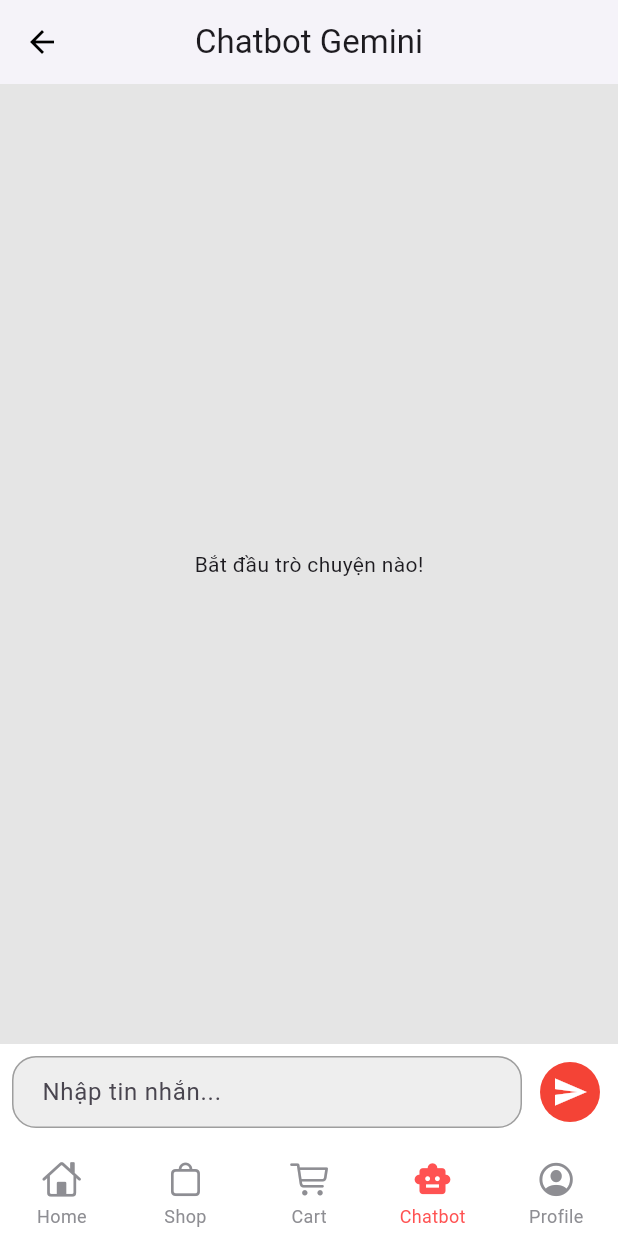
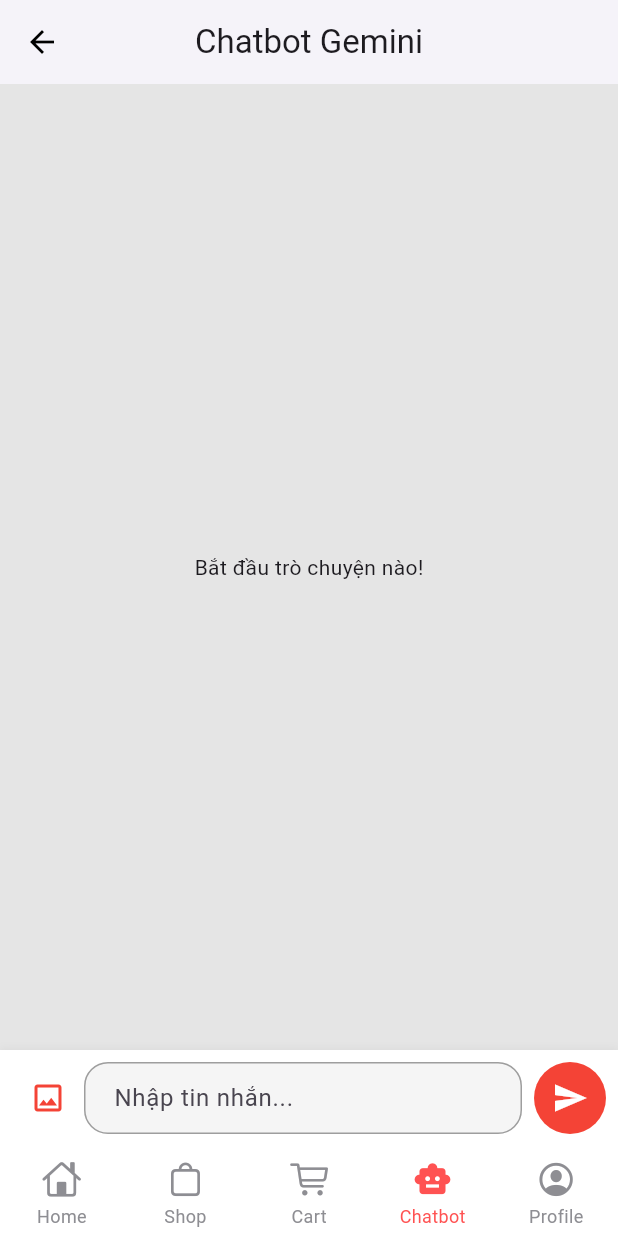
Before and after one commit to namxoai2308/SmartBuy, a Flutter app: the BottomNavbar screen opened by its route, item 4 of the bottom bar chosen, on a phone screen of 412 x 824 dp. Run offline on Flutter 3.47's test engine with Material 3 defaults, Android fonts, the phone set to English and light mode, and no system bars; drawn by our look-alikes of persistent_bottom_nav_bar_v2; our stand-ins replace cloud_firestore, dio, firebase_auth, firebase_core, flutter_bloc, flutter_rating_bar and 3 more; missing offline and left inert: flutter_stripe; accounts and stored records are empty; network calls fail.

Commit message:
add cart

```diff
--- a/lib/controllers/chatbot/chatbot_state.dart
+++ b/lib/controllers/chatbot/chatbot_state.dart
@@ -3,9 +3,7 @@ class ChatbotState {
 
   ChatbotState({required this.messages});
 
-  factory ChatbotState.initial() {
-    return ChatbotState(messages: []);
-  }
+  factory ChatbotState.initial() => ChatbotState(messages: []);
 
   ChatbotState copyWith({List<Map<String, String>>? messages}) {
     return ChatbotState(messages: messages ?? this.messages);
--- a/lib/models/add_to_cart_model.dart
+++ b/lib/models/add_to_cart_model.dart
@@ -2,7 +2,7 @@ class AddToCartModel {
   final String id;
   final String productId;
   final String title;
-  final int price;
+  final double price;
   final int quantity;
   final String imgUrl;
   final int discountValue;
@@ -20,6 +20,30 @@ class AddToCartModel {
     this.color = 'Black',
     required this.size,
   });
+
+  AddToCartModel copyWith({
+    String? id,
+    String? productId,
+    String? title,
+    double? price,
+    int? quantity,
+    String? imgUrl,
+    int? discountValue,
+    String? color,
+    String? size,
+  }) {
+    return AddToCartModel(
+      id: id ?? this.id,
+      productId: productId ?? this.productId,
+      title: title ?? this.title,
+      price: price ?? this.price,
+      quantity: quantity ?? this.quantity,
+      imgUrl: imgUrl ?? this.imgUrl,
+      discountValue: discountValue ?? this.discountValue,
+      color: color ?? this.color,
+      size: size ?? this.size,
+    );
+  }
 
   Map<String, dynamic> toMap() {
     final result = <String, dynamic>{};
@@ -42,7 +66,7 @@ class AddToCartModel {
       id: documentId,
       title: map['title'] ?? '',
       productId: map['productId'] ?? '',
-      price: map['price']?.toInt() ?? 0,
+      price: map['price']?.toDouble() ?? 0.0,
       quantity: map['quantity']?.toInt() ?? 0,
       imgUrl: map['imgUrl'] ?? '',
       discountValue: map['discountValue']?.toInt() ?? 0,
--- a/lib/utilities/router.dart
+++ b/lib/utilities/router.dart
@@ -12,6 +12,7 @@ import 'package:flutter_ecommerce/views/pages/checkout/payment_methods_page.dart
 import 'package:flutter_ecommerce/views/pages/checkout/shipping_addresses_page.dart';
 import 'package:flutter_ecommerce/views/pages/auth_page.dart';
 import 'package:flutter_ecommerce/views/pages/product_details.dart';
+import 'package:flutter_ecommerce/views/pages/checkout/order_success_page.dart';
 
 Route<dynamic> onGenerate(RouteSettings settings) {
   switch (settings.name) {
@@ -73,6 +74,13 @@ Route<dynamic> onGenerate(RouteSettings settings) {
         ),
         settings: settings,
       );
+
+    case AppRoutes.orderSuccessRoute:
+          return CupertinoPageRoute(
+            builder: (_) => const OrderSuccessPage(), // Tạo instance của trang thành công
+            settings: settings,
+          );
+
     case AppRoutes.addShippingAddressRoute:
       final args = settings.arguments as AddShippingAddressArgs;
       final checkoutCubit = args.checkoutCubit;
--- a/lib/utilities/routes.dart
+++ b/lib/utilities/routes.dart
@@ -8,4 +8,5 @@ class AppRoutes {
   static const String addShippingAddressRoute =
       '/checkout/add-shipping-address';
   static const String paymentMethodsRoute = '/checkout/payment-methods';
+  static const String orderSuccessRoute = '/order-success';
 }
--- a/lib/views/pages/bottom_navbar.dart
+++ b/lib/views/pages/bottom_navbar.dart
@@ -8,6 +8,8 @@ import 'package:flutter_ecommerce/views/pages/home_page.dart';
 import 'package:flutter_ecommerce/views/pages/profle_page.dart';
 import 'package:persistent_bottom_nav_bar_v2/persistent_bottom_nav_bar_v2.dart';
 import 'chatbot_page.dart';
+import 'chatbot_wrapper.dart';
+
 
 class BottomNavbar extends StatefulWidget {
   const BottomNavbar({super.key});
@@ -38,7 +40,7 @@ class _BottomNavbarState extends State<BottomNavbar> {
         },
         child: const CartPage(),
       ),
-      const ChatbotPage(),
+      ChatbotWrapper(uid: 'your-uid'),
       const ProfilePage()
     ];
   }
--- a/lib/views/pages/cart_page.dart
+++ b/lib/views/pages/cart_page.dart
@@ -72,7 +72,10 @@ class CartPage extends StatelessWidget {
                         itemBuilder: (BuildContext context, int i) {
                           final cartItem = cartProducts[i];
                           return CartListItem(
-                            cartItem: cartItem,
+                          cartItem: cartItem,
+                            onRemove: () {
+                                    cartCubit.removeFromCart(cartItem); // gọi Cubit để xoá
+                                  },
                           );
                         },
                       ),
--- a/lib/views/pages/chatbot_page.dart
+++ b/lib/views/pages/chatbot_page.dart
@@ -8,11 +8,9 @@ class ChatbotPage extends StatelessWidget {
 
   @override
   Widget build(BuildContext context) {
-    final TextEditingController textController = TextEditingController();
+    final textController = TextEditingController();
 
-    return BlocProvider(
-      create: (_) => ChatbotCubit(),
-      child: SafeArea(
+    return SafeArea(
       child: Scaffold(
         resizeToAvoidBottomInset: true,
         appBar: AppBar(
@@ -49,10 +47,42 @@ class ChatbotPage extends StatelessWidget {
               ),
             ),
             Container(
+                          decoration: BoxDecoration( // Thêm style cho đẹp hơn (tùy chọn)
                              color: Colors.white,
-                padding: const EdgeInsets.fromLTRB(8, 8, 8, 16),
+                             boxShadow: [
+                               BoxShadow(
+                                 offset: const Offset(0, -1),
+                                 blurRadius: 4,
+                                 color: Colors.black.withOpacity(0.05),
+                               )
+                             ]
+                          ),
+                          padding: const EdgeInsets.fromLTRB(8, 8, 8, 12), // Điều chỉnh padding nếu cần
                           child: Row(
                             children: [
+                              // *** THÊM NÚT CHỌN ẢNH Ở ĐÂY ***
+                              IconButton(
+                                icon: const Icon(Icons.image_outlined), // Icon chọn ảnh
+                                onPressed: () {
+                                  // Gọi hàm trong Cubit để mở thư viện ảnh
+                                  // Quan trọng: Đảm bảo ChatbotPage này được cung cấp ChatbotCubit
+                                  // thông qua BlocProvider như các bước trước đã làm.
+                                   try {
+                                     context.read<ChatbotCubit>().sendImageFromGallery();
+                                   } catch (e) {
+                                      print("Lỗi khi gọi sendImageFromGallery: $e");
+                                      // Có thể hiển thị SnackBar thông báo lỗi nếu BlocProvider chưa sẵn sàng
+                                      ScaffoldMessenger.of(context).showSnackBar(
+                                         const SnackBar(content: Text('Không thể thực hiện hành động này ngay bây giờ.'))
+                                      );
+                                   }
+                                },
+                                tooltip: 'Gửi ảnh từ thư viện', // Tooltip hướng dẫn
+                                color: Theme.of(context).primaryColor, // Màu icon (tùy chọn)
+                              ),
+                              // S*** KẾT THÚC PHẦN THÊM NÚT ***
+
+                              // Ô nhập text (giữ nguyên)
                               Expanded(
                                 child: TextField(
                                   controller: textController,
@@ -63,34 +93,34 @@ class ChatbotPage extends StatelessWidget {
                                       borderSide: BorderSide.none,
                                     ),
                                     filled: true,
-                          fillColor: Colors.grey.shade200,
+                                    fillColor: Colors.grey.shade100, // Màu nền nhẹ hơn
                                     contentPadding: const EdgeInsets.symmetric(horizontal: 16.0, vertical: 10.0),
                                   ),
-                        onSubmitted: (text) {
-                          if (text.trim().isNotEmpty) {
+                                   minLines: 1,
+                                   maxLines: 5, // Cho phép nhập nhiều dòng
+                                   textInputAction: TextInputAction.send, // Bàn phím có nút Send
+                                  onSubmitted: (text) { // Gửi khi nhấn Enter/Send trên bàn phím
                                     _sendMessage(context, textController);
-                          }
                                   },
+                                   onEditingComplete: () => _sendMessage(context, textController), // Gửi khi nhấn nút Send trên bàn phím
                                 ),
                               ),
-                    const SizedBox(width: 8.0),
-                    BlocBuilder<ChatbotCubit, ChatbotState>(
-                      builder: (context, state) {
-                        return IconButton(
+                              const SizedBox(width: 8.0), // Khoảng cách
+
+                              // Nút gửi text (giữ nguyên)
+                              IconButton(
                                 icon: const Icon(Icons.send),
                                 style: IconButton.styleFrom(
                                   backgroundColor: Theme.of(context).primaryColor,
                                   foregroundColor: Colors.white,
+                                  padding: const EdgeInsets.all(12), // Nút to hơn chút
                                 ),
                                 onPressed: () => _sendMessage(context, textController),
-                        );
-                      },
                               ),
                             ],
                           ),
                         ),
           ],
-          ),
         ),
       ),
     );
--- /dev/null
+++ b/lib/views/pages/chatbot_wrapper.dart
@@ -0,0 +1,27 @@
+import 'package:flutter/material.dart';
+import 'package:flutter_bloc/flutter_bloc.dart';
+import 'package:flutter_ecommerce/controllers/chatbot/chatbot_cubit.dart';
+import 'package:flutter_ecommerce/models/product.dart';
+import 'package:flutter_ecommerce/services/firestore_services.dart';
+import 'chatbot_page.dart';
+
+class ChatbotWrapper extends StatelessWidget {
+  final String uid;
+  const ChatbotWrapper({super.key, required this.uid});
+
+  @override
+  Widget build(BuildContext context) {
+    return StreamBuilder<List<Product>>(
+      stream: FirestoreServices.instance.newProductsStream(uid), // Đã sửa ở đây
+      builder: (context, snapshot) {
+        if (!snapshot.hasData) return const Center(child: CircularProgressIndicator());
+
+        final products = snapshot.data!;
+        return BlocProvider(
+          create: (_) => ChatbotCubit(products),
+          child: const ChatbotPage(),
+        );
+      },
+    );
+  }
+}
--- a/lib/views/pages/checkout/checkout_page.dart
+++ b/lib/views/pages/checkout/checkout_page.dart
@@ -159,9 +159,7 @@ class CheckoutPage extends StatelessWidget {
                             ),
                           );
                         } else if (state is PaymentMade) {
-                          Navigator.of(context).popUntil(
-                            (route) => route.isFirst,
-                          );
+                          Navigator.of(context).pushReplacementNamed(AppRoutes.orderSuccessRoute);
                         }
                       },
                       buildWhen: (previous, current) =>
--- a/pubspec.yaml
+++ b/pubspec.yaml
@@ -20,6 +20,7 @@ dependencies:
   flutter_stripe: ^11.0.0
   flutter_svg: ^2.0.9
   google_generative_ai: ^0.4.6
+  image_picker: ^1.1.2
   persistent_bottom_nav_bar_v2: ^5.3.0
   provider: ^6.1.1
   rename: ^3.0.2
@@ -33,4 +34,4 @@ dev_dependencies:
 flutter:
   uses-material-design: true
   assets:
-    - assets/
+    - assets/success_shopping.png
```
Also changed, not shown: lib/controllers/cart/cart_cubit.dart (+42 -1 lines), lib/controllers/chatbot/chatbot_cubit.dart (+107 -4 lines), lib/controllers/product_details/product_details_cubit.dart (+51 -7 lines), lib/services/cart_services.dart (+16 -0 lines), lib/services/firestore_services.dart (+15 -9 lines), lib/services/gemini_service.dart (+35 -0 lines), lib/views/pages/checkout/order_success_page.dart (added, +79 -0 lines), lib/views/widgets/cart_list_item.dart (+59 -66 lines), assets/success_shopping.png (added), pubspec.lock, 4 other files. Lines whose indentation alone changed are shown as unchanged.
